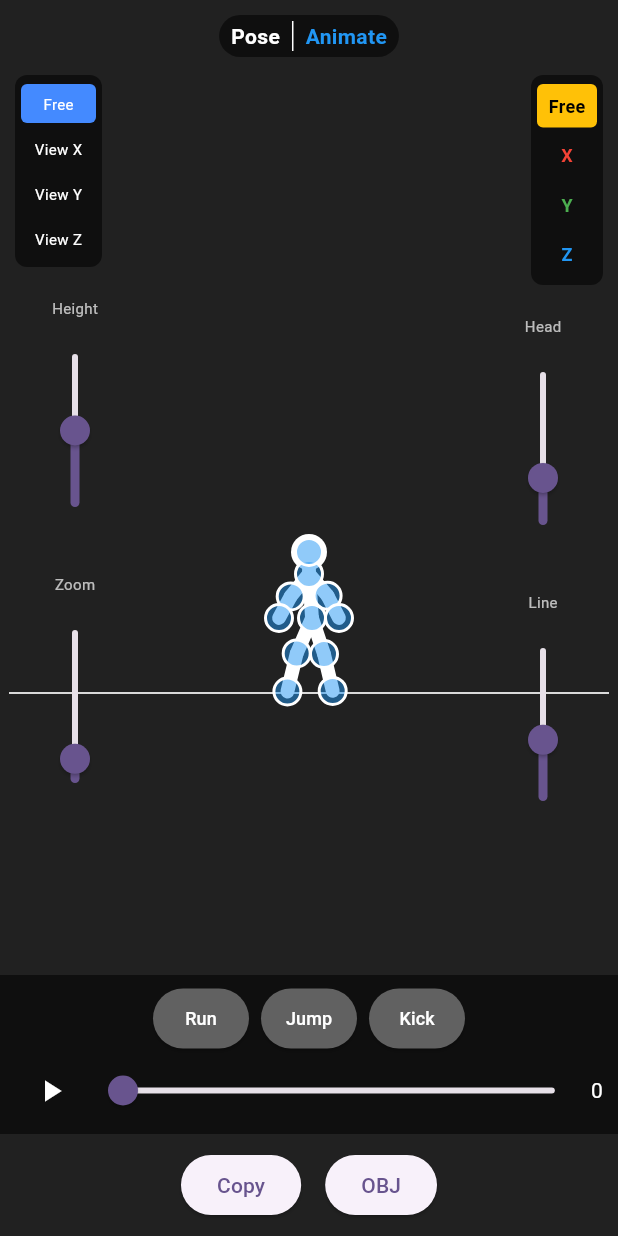
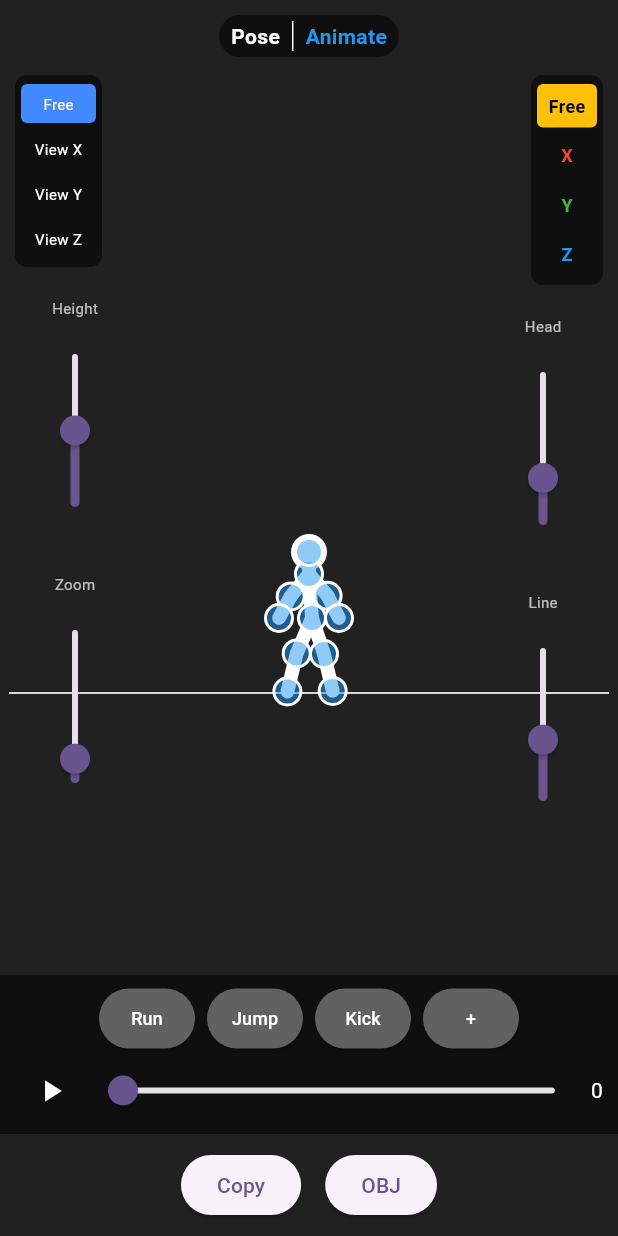
Before and after one commit to leehj825/stickman-animator, a Flutter app: the screen it shows after launch, after a tap on "Animate", on a phone screen of 412 x 824 dp. Run offline on Flutter 3.47's test engine with Material 3 defaults, Android fonts, the phone set to English and light mode, and no system bars; our stand-ins replace share_plus.

Commit message:
Implement Animation Mode, Procedural Generator, and Editor UI updates

```diff
--- a/lib/src/stickman_animator.dart
+++ b/lib/src/stickman_animator.dart
@@ -149,6 +149,7 @@ class StickmanController {
   StickmanClip? activeClip;
   double currentFrameIndex = 0.0; // Double for smooth playback interpolation if needed
   bool isPlaying = false;
+  StickmanSkeleton? _backupPose; // Preservation for switching modes
 
   // Action State
   bool isAttacking = false;
@@ -159,6 +160,23 @@ class StickmanController {
 
   StickmanController({this.scale = 1.0, this.weaponType = WeaponType.none}) {
     _activeStrategy = ProceduralMotionStrategy();
+  }
+
+  void setMode(EditorMode newMode) {
+    if (mode == newMode) return;
+
+    if (newMode == EditorMode.animate) {
+      // Entering Animate Mode: Save current pose
+      _backupPose = skeleton.clone();
+    } else {
+      // Entering Pose Mode: Restore pose if exists
+      if (_backupPose != null) {
+        skeleton.lerp(_backupPose!, 1.0); // Full copy
+        _backupPose = null;
+      }
+      isPlaying = false;
+    }
+    mode = newMode;
   }
 
   // Getters for Strategy to access private fields if they were private
--- a/lib/src/stickman_editor.dart
+++ b/lib/src/stickman_editor.dart
@@ -48,10 +48,7 @@ class _StickmanPoseEditorState extends State<StickmanPoseEditor> {
 
   void _switchMode(EditorMode mode) {
     setState(() {
-      widget.controller.mode = mode;
-      widget.controller.isPlaying = false;
-      // When switching to pose mode, we stop animation logic
-      // But controller.update already handles mode logic.
+      widget.controller.setMode(mode);
     });
   }
 
@@ -439,13 +436,24 @@ class _StickmanPoseEditorState extends State<StickmanPoseEditor> {
                               child: Column(
                                 children: [
                                   // Clip Selector
-                                  Row(
+                                  SingleChildScrollView(
+                                    scrollDirection: Axis.horizontal,
+                                    child: Row(
                                       mainAxisAlignment: MainAxisAlignment.center,
                                       children: [
                                         _clipButton("Run", () => _loadClip(AnimationFactory.generateRun())),
                                         _clipButton("Jump", () => _loadClip(AnimationFactory.generateJump())),
                                         _clipButton("Kick", () => _loadClip(AnimationFactory.generateKick())),
+                                        _clipButton("+", () {
+                                          _loadClip(AnimationFactory.generateEmpty());
+                                          if (mounted) {
+                                            ScaffoldMessenger.of(context).showSnackBar(
+                                              const SnackBar(content: Text("New Custom Animation Created (30 Frames)")),
+                                            );
+                                          }
+                                        }),
                                       ],
+                                    ),
                                   ),
                                   // Playback Controls
                                   Row(
--- a/lib/src/stickman_generator.dart
+++ b/lib/src/stickman_generator.dart
@@ -150,4 +150,9 @@ class AnimationFactory {
 
     return StickmanClip(name: "Kick", keyframes: frames);
   }
+
+  /// Generates an empty (default pose) clip for custom animation
+  static StickmanClip generateEmpty() {
+    return StickmanClip.empty(30);
+  }
 }
```
Also changed, not shown: lib/src/stickman_animation.dart (+8 -0 lines). Lines whose indentation alone changed are shown as unchanged.
